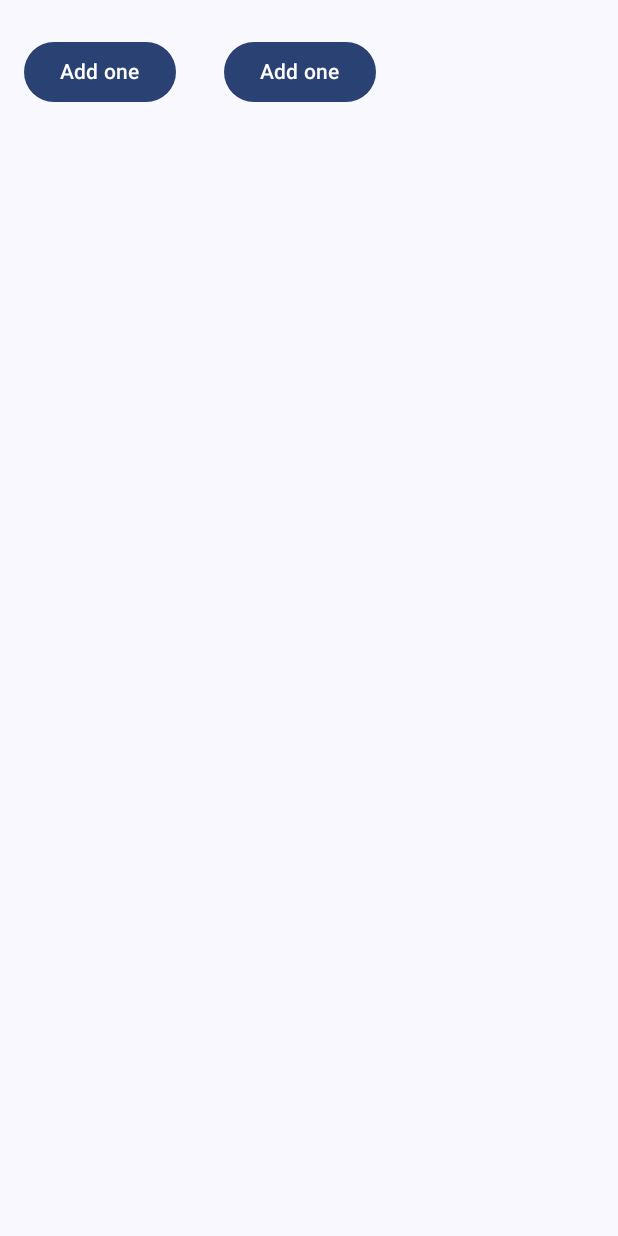
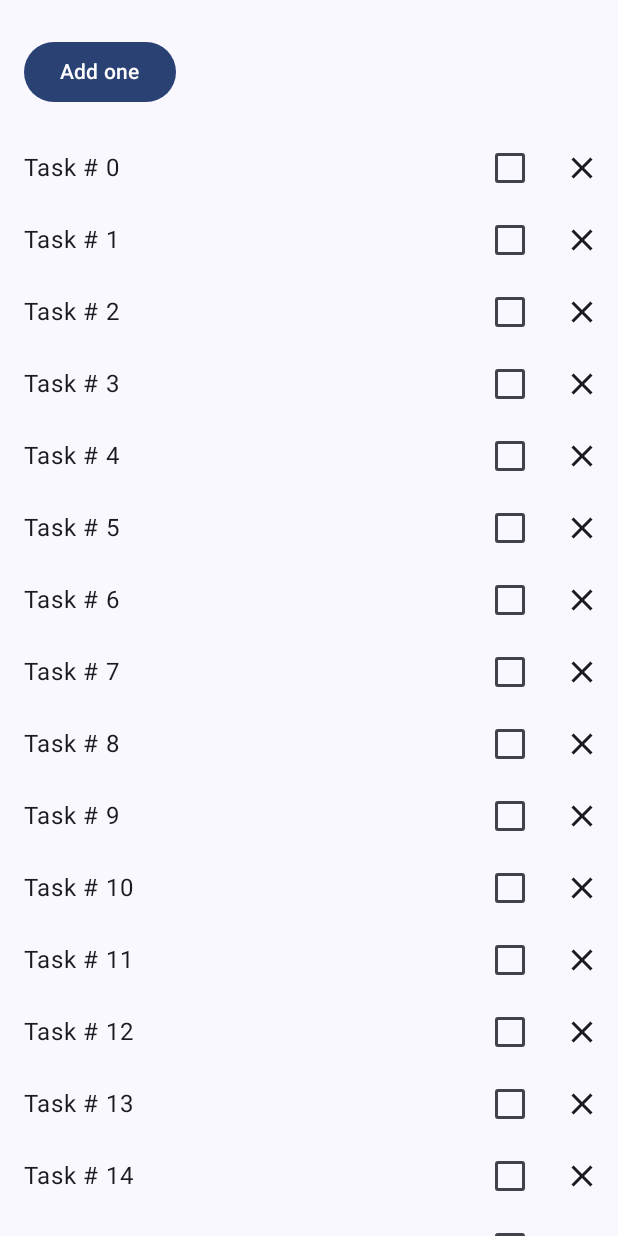
Before and after one commit to BH0791/DemoJetpackCompose, an Android app built with Jetpack Compose: the screen it shows after launch (MainActivity), on a phone screen of 412 x 824 dp. Run offline under Robolectric (Android 15) with nearby library versions, the phone set to English and light mode, and no system bars.

Commit message:
Utiliser des listes

```diff
--- a/basicstatecodelab/src/main/java/com/example/basicstatecodelab/WaterCounter.kt
+++ b/basicstatecodelab/src/main/java/com/example/basicstatecodelab/WaterCounter.kt
@@ -34,7 +34,7 @@ fun WaterCounterAffichage(
 
             if (showTask) {
                 WellnessTaskItem(
-                    onClose = { showTask = false },
+                    //onClose = { showTask = false },
                     taskName = "Avez-vous fait votre promenade de 15 minutes aujourd'hui ?"
                 )
             }
@@ -49,6 +49,11 @@ fun WaterCounterAffichage(
                 onClick = { count = 0 },
                 Modifier.padding(start = 8.dp)
             ) {
+
+
+
+
+
                 Text("Clear water count")
             }
         }
@@ -71,6 +76,7 @@ fun StatelessCounter(
             Modifier.padding(top = 8.dp),
             enabled = count < 10
         ) {
+
             Text("Add one")
         }
     }
@@ -78,10 +84,10 @@ fun StatelessCounter(
 @Composable
 fun StatefulCounter(modifier: Modifier = Modifier){
     var count by rememberSaveable { mutableStateOf(0) }
-    var juiceCount by rememberSaveable { mutableStateOf(0) }
+    //var juiceCount by rememberSaveable { mutableStateOf(0) }
 Row {
     StatelessCounter(count , {count++}, modifier)
-    StatelessCounter(juiceCount, { juiceCount++ }, modifier)
+    //StatelessCounter(juiceCount, { juiceCount++ }, modifier)
 }
 
 }
--- a/basicstatecodelab/src/main/java/com/example/basicstatecodelab/WellnessScreen.kt
+++ b/basicstatecodelab/src/main/java/com/example/basicstatecodelab/WellnessScreen.kt
@@ -1,5 +1,6 @@
 package com.example.basicstatecodelab
 
+import androidx.compose.foundation.layout.Column
 import androidx.compose.runtime.Composable
 import androidx.compose.ui.Modifier
 
@@ -8,5 +9,8 @@ import androidx.compose.ui.Modifier
 
 @Composable
 fun WellnessScreen(modifier: Modifier = Modifier){
-    StatefulCounter(modifier)
+    Column {
+        StatefulCounter()
+        WellnessTasksList()
+    }
 }
--- /dev/null
+++ b/basicstatecodelab/src/main/java/com/example/basicstatecodelab/WellnessTask.kt
@@ -0,0 +1,3 @@
+package com.example.basicstatecodelab
+
+data class WellnessTask(val id: Int, val label: String)
--- a/basicstatecodelab/src/main/java/com/example/basicstatecodelab/WellnessTaskItem.kt
+++ b/basicstatecodelab/src/main/java/com/example/basicstatecodelab/WellnessTaskItem.kt
@@ -13,7 +13,13 @@ import androidx.compose.ui.Modifier
 import androidx.compose.ui.unit.dp
 import androidx.compose.foundation.layout.padding
 import androidx.compose.foundation.shape.CircleShape
+import androidx.compose.material3.Checkbox
 import androidx.compose.material3.MaterialTheme
+import androidx.compose.runtime.getValue
+import androidx.compose.runtime.mutableStateOf
+import androidx.compose.runtime.remember
+import androidx.compose.runtime.saveable.rememberSaveable
+import androidx.compose.runtime.setValue
 import androidx.compose.ui.graphics.Color
 import androidx.compose.ui.tooling.preview.Preview
 import com.example.basicstatecodelab.ui.theme.DemoJetpackComposeTheme
@@ -21,16 +27,13 @@ import com.example.basicstatecodelab.ui.theme.DemoJetpackComposeTheme
 @Composable
 fun WellnessTaskItem(
     taskName: String,
+    checked: Boolean,
+    onCheckedChange: (Boolean) -> Unit,
     onClose: () -> Unit,
     modifier: Modifier = Modifier
 ) {
     Row(
-        modifier = modifier
-            .border(
-                width = .1.dp,
-                shape = MaterialTheme.shapes.medium,
-                color = Color(0xff6181ff)
-            ),
+        modifier = modifier,
         verticalAlignment = Alignment.CenterVertically
     ) {
         Text(
@@ -38,6 +41,10 @@ fun WellnessTaskItem(
                 .weight(1f)
                 .padding(start = 16.dp),
             text = taskName
+        )
+        Checkbox(
+            checked = checked,
+            onCheckedChange = onCheckedChange
         )
         IconButton(onClick = onClose) {
             Icon(
@@ -47,10 +54,22 @@ fun WellnessTaskItem(
         }
     }
 }
+@Composable
+fun WellnessTaskItem(taskName: String, modifier: Modifier = Modifier) {
+    var checkedState by rememberSaveable { mutableStateOf(false) }
+
+    WellnessTaskItem(
+        taskName = taskName,
+        checked = checkedState,
+        onCheckedChange = { newValue -> checkedState = newValue },
+        onClose = {}, // we will implement this later!
+        modifier = modifier,
+    )
+}
 @Preview(showBackground = true, name = "HamTec")
 @Composable
 fun WellnessTaskItemPreview(){
     DemoJetpackComposeTheme {
-        WellnessTaskItem("Message...", {})
+        WellnessTaskItem("Message...", false, {}, {})
     }
 }
--- /dev/null
+++ b/basicstatecodelab/src/main/java/com/example/basicstatecodelab/WellnessTasksList.kt
@@ -0,0 +1,33 @@
+package com.example.basicstatecodelab
+
+import androidx.compose.foundation.lazy.LazyColumn
+import androidx.compose.foundation.lazy.items
+import androidx.compose.runtime.Composable
+import androidx.compose.ui.Modifier
+import androidx.compose.runtime.remember
+import androidx.compose.ui.tooling.preview.Preview
+import com.example.basicstatecodelab.ui.theme.DemoJetpackComposeTheme
+
+/* Pour la liste des tâches et m"thode qui génère de fausses données */
+fun getWellnessTasks() = List(30) { i -> WellnessTask(i, "Task # $i") }
+
+@Composable
+fun WellnessTasksList(
+    modifier: Modifier = Modifier,
+    list: List<WellnessTask> = remember { getWellnessTasks() }
+) {
+    LazyColumn(
+        modifier = modifier
+    ) {
+        items(list) { task ->
+            WellnessTaskItem(taskName = task.label)
+        }
+    }
+}
+@Preview(showBackground = true)
+@Composable
+fun WellnessTasksListPreview(){
+    DemoJetpackComposeTheme {
+        WellnessTasksList()
+    }
+}
```
